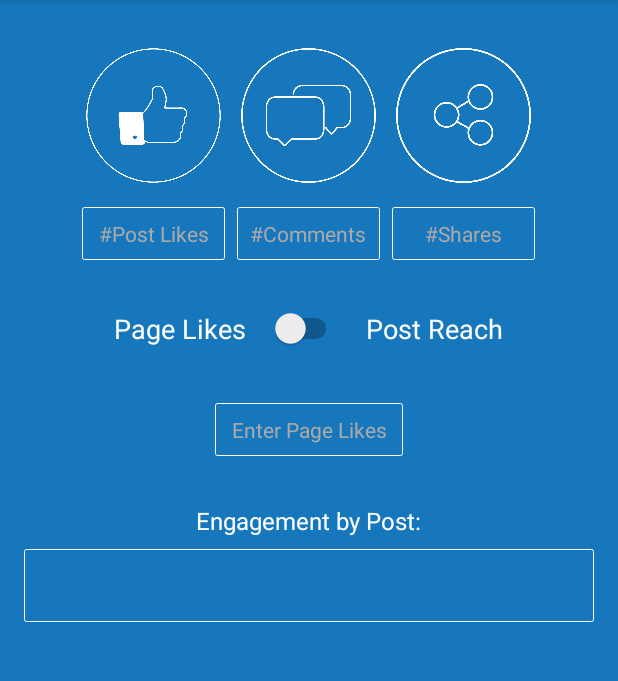
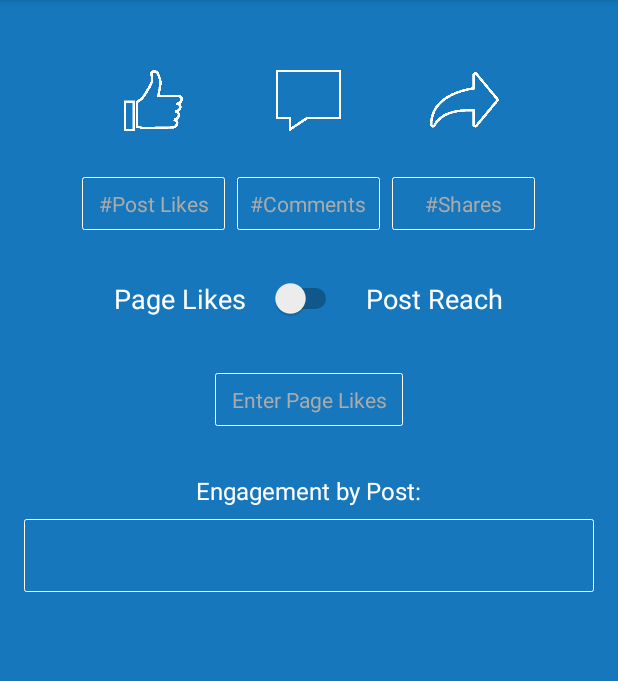
Before and after one commit to dvelle/FacebookEngagementCalculator, an Android app: the screen it shows after launch (MainActivity), on a phone screen of 412 x 824 dp, the part 84-765 px from its top. Run offline under Robolectric (Android 15) with nearby library versions, the phone set to English and light mode, and no system bars; libraries missing offline, so code that uses them is left out: com.github.ivbaranov.mfb; 3 statements that could not run were skipped.

Commit message:
final design

```diff
--- a/app/src/main/res/layout/content_main.xml
+++ b/app/src/main/res/layout/content_main.xml
@@ -26,7 +26,8 @@
                 <TableRow
                     android:layout_width="match_parent"
                     android:layout_height="wrap_content"
-                    android:gravity="center">
+                    android:gravity="center"
+                     >
 
                     <ImageView
                         android:layout_width="@dimen/image_dimen"
--- a/app/src/main/res/values/dimens.xml
+++ b/app/src/main/res/values/dimens.xml
@@ -3,7 +3,7 @@
     <dimen name="activity_horizontal_margin">16dp</dimen>
     <dimen name="top_margin">32dp</dimen>
     <dimen name="activity_vertical_margin">8dp</dimen>
-    <dimen name="image_dimen">90dp</dimen>
+    <dimen name="image_dimen">70dp</dimen>
     <dimen name="box_padding">4dp</dimen>
     <dimen name="box_width">95dp</dimen>
     <dimen name="second_box_width">125dp</dimen>
```
Also changed, not shown: app/src/main/res/drawable-nodpi/ic_comment.png (added), app/src/main/res/drawable-nodpi/ic_like.png (added), app/src/main/res/drawable-nodpi/ic_share.png (added), app/src/main/res/drawable-nodpi/rect_box.xml (renamed from app/src/main/res/drawable/rect_box.xml), app/src/main/res/drawable/ic_comment.png (deleted), app/src/main/res/drawable/ic_like.png (deleted), app/src/main/res/drawable/ic_share.png (deleted).
